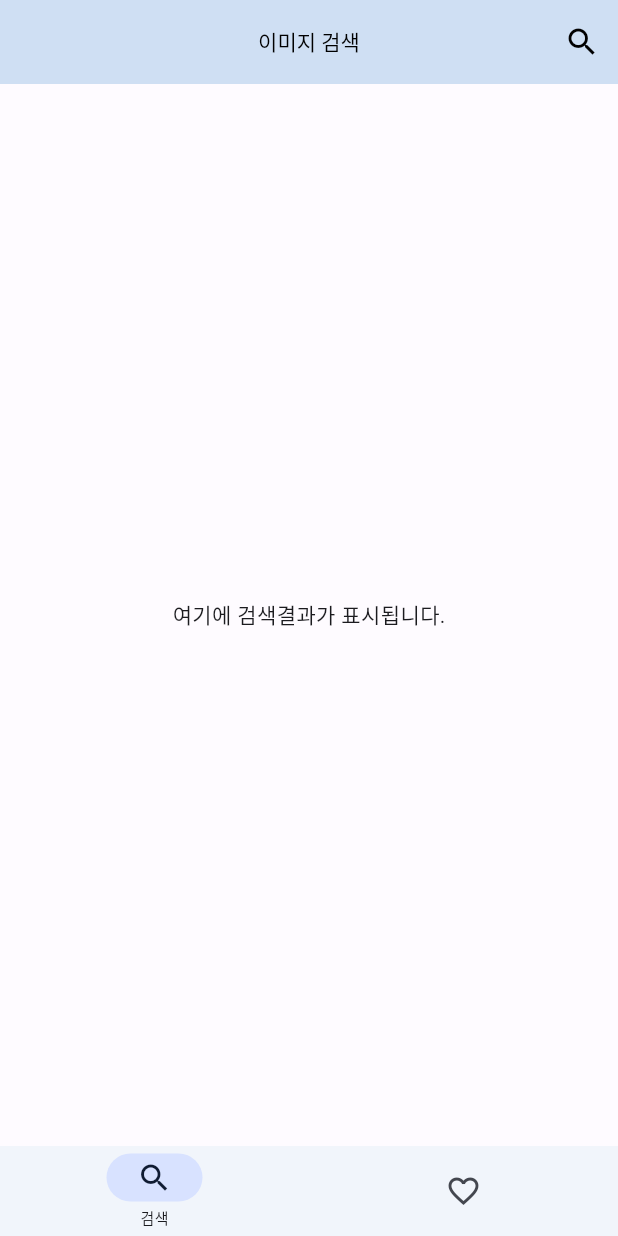
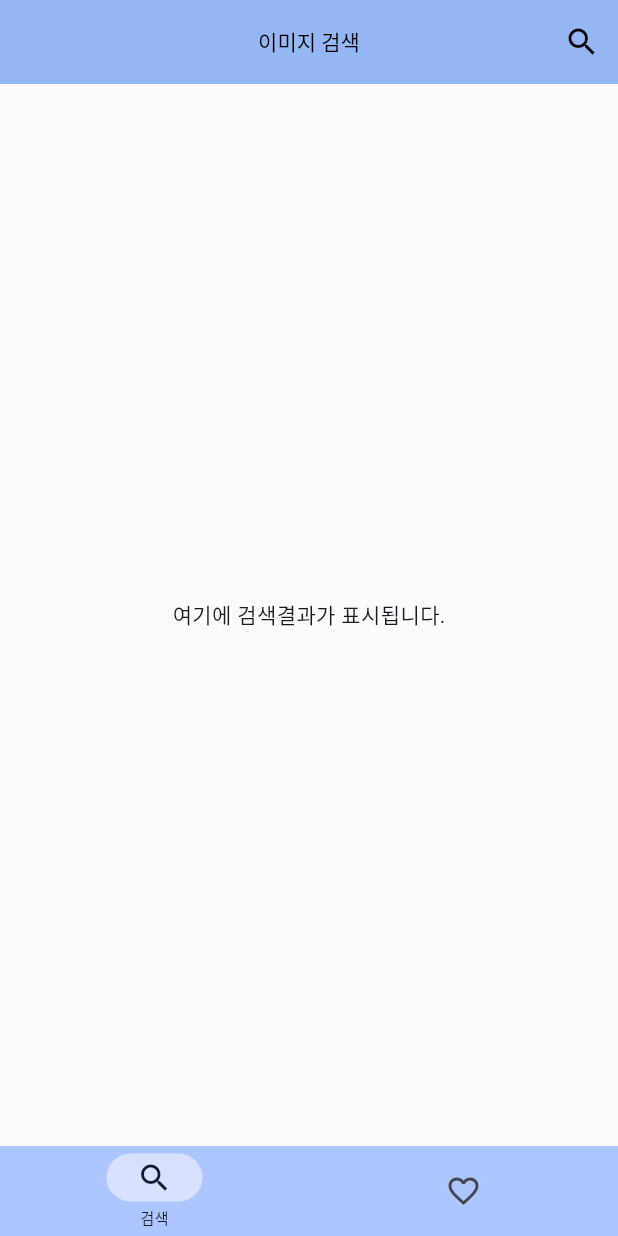
Before and after one commit to JackDinealKIM/flutter-image-search-bloc-clean-architecture, a Flutter app: the screen it shows after launch, on a phone screen of 412 x 824 dp. Run offline on Flutter 3.47's test engine with Material 2 defaults, Android fonts, the phone set to English and light mode, and no system bars; our stand-ins replace extended_image.

Commit message:
chore: enable darkTheme

```diff
--- a/lib/main.dart
+++ b/lib/main.dart
@@ -18,18 +18,18 @@ class MyApp extends StatelessWidget {
       theme: ThemeData(
         useMaterial3: true,
         colorScheme: lightColorScheme,
-        appBarTheme: const AppBarTheme(
-          backgroundColor: primaryBackgroundColor,
+        appBarTheme: AppBarTheme(
+          backgroundColor: lightColorScheme.primary,
           // This will be applied to the "back" icon
-          iconTheme: IconThemeData(color: Colors.black),
+          iconTheme: const IconThemeData(color: Colors.black),
           // This will be applied to the action icon buttons that locates on the right side
-          actionsIconTheme: IconThemeData(color: Colors.black),
+          actionsIconTheme: const IconThemeData(color: Colors.black),
           centerTitle: true,
           elevation: 15,
-          titleTextStyle: TextStyle(color: Colors.black),
+          titleTextStyle: const TextStyle(color: Colors.black),
         ),
       ),
-      // darkTheme: ThemeData(useMaterial3: true, colorScheme: darkColorScheme),
+      darkTheme: ThemeData(useMaterial3: true, colorScheme: darkColorScheme),
       home: const MainPage(),
       debugShowCheckedModeBanner: false,
       // initialRoute: HomePage.routeName,
@@ -73,7 +73,7 @@ class _MainPageState extends State<MainPage> {
           labelBehavior: NavigationDestinationLabelBehavior.onlyShowSelected,
           animationDuration: const Duration(milliseconds: 500),
           height: 60,
-          backgroundColor: primaryBackgroundColor,
+          backgroundColor: lightColorScheme.primary,
           selectedIndex: index,
           onDestinationSelected: (index) => setState(() => this.index = index),
           destinations: const [
@@ -101,7 +101,7 @@ final Map<String, WidgetBuilder> routes = {
 
 const lightColorScheme = ColorScheme(
   brightness: Brightness.light,
-  primary: primaryColor,
+  primary: Color(0xFFADC6FF),
   onPrimary: Color(0xFFFFFFFF),
   primaryContainer: Color(0xFFD8E2FF),
   onPrimaryContainer: Color(0xFF001A41),
@@ -163,5 +163,5 @@ const darkColorScheme = ColorScheme(
   surfaceTint: Color(0xFFADC6FF),
 );
 
-const primaryColor = Color(0xFF005AC1);
-const primaryBackgroundColor = Color(0xFFF1F5Fb);
+// const primaryColor = Color(0xFF005AC1);
+// const primaryBackgroundColor = Color(0xFFF1F5Fb);
--- a/lib/presentation/widgets/image_grid_widget.dart
+++ b/lib/presentation/widgets/image_grid_widget.dart
@@ -49,7 +49,7 @@ class ImageGridWidget extends StatelessWidget {
         children: [
           Image.network(
             imageUrl,
-            fit: BoxFit.cover,
+            fit: BoxFit.fill,
           )
         ],
       ),
```
